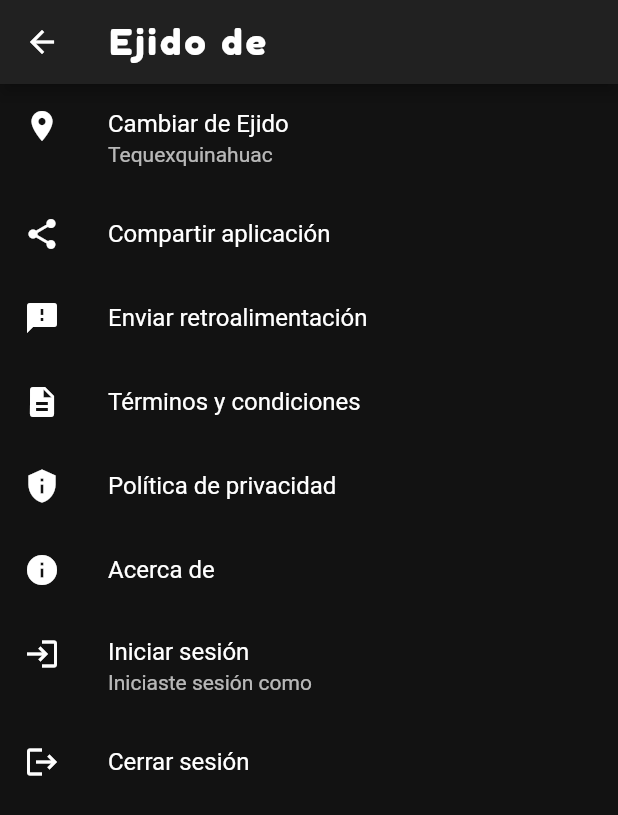
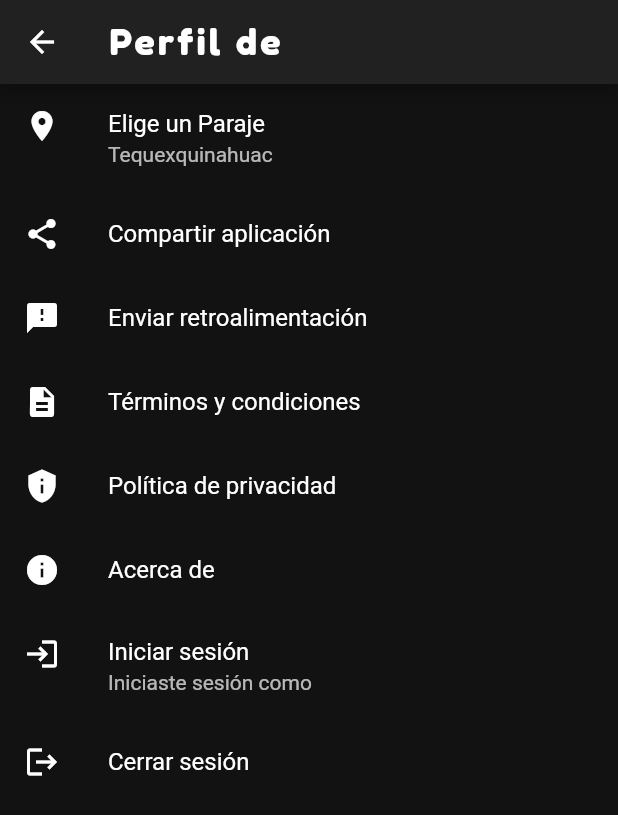
Before and after one commit to Jack55913/TlalocApp, a Flutter app: the ConfigureScreen screen opened directly, on a phone screen of 412 x 824 dp. Shown: the top 815 px of the screen. Run offline on Flutter 3.47's test engine with Material 2 defaults, Android fonts, the phone set to English and light mode, and no system bars; our stand-ins replace animated_splash_screen, auto_size_text, cached_network_image, cloud_firestore, concentric_transition, connectivity_plus and 13 more; missing offline and left inert: mobile_scanner; accounts and stored records are empty; statements that could not run were skipped.

Commit message:
08/07/2022

```diff
--- a/tlaloc/lib/models/app_state.dart
+++ b/tlaloc/lib/models/app_state.dart
@@ -38,7 +38,7 @@ class Measurement {
 }
 
 class AppState extends ChangeNotifier {
-  String ejido = 'Tequexquinahuac';
+  String paraje = 'Tequexquinahuac';
   bool loading = true;
   final db = FirebaseFirestore.instance;
 
@@ -50,23 +50,23 @@ class AppState extends ChangeNotifier {
     loading = true;
     notifyListeners();
     final prefs = await SharedPreferences.getInstance();
-    ejido = prefs.getString('ejido')!;
+    paraje = prefs.getString('paraje')!;
     loading = false;
     notifyListeners();
   }
 
-  Future<void> changeEjido(String newEjido) async {
-    ejido = newEjido;
+  Future<void> changeParaje(String newParaje) async {
+    paraje = newParaje;
     notifyListeners();
     final prefs = await SharedPreferences.getInstance();
-    prefs.setString('ejido', newEjido);
+    prefs.setString('paraje', newParaje);
     prefs.setBool('hasFinishedOnboarding', true);
   }
 
   /// No voy a convertir esto en una clase para que te dé flexibilidad de guardar
   /// lo que quieras en el mismo JSON
-  Future<Map<String, dynamic>> getCurrentEjidoData() async {
-    var ref = db.collection('ejidos').doc(ejido);
+  Future<Map<String, dynamic>> getCurrentParajeData() async {
+    var ref = db.collection('parajes').doc(paraje);
     var snapshot = await ref.get();
     return snapshot.data() ?? {};
   }
@@ -109,7 +109,7 @@ class AppState extends ChangeNotifier {
 
   Future<void> addMeasurement(
       {required num precipitation, required DateTime time, File? image}) async {
-    db.collection('ejidos').doc(ejido).collection('measurements').add(
+    db.collection('parajes').doc(paraje).collection('measurements').add(
           await _getMeasurementJson(
             precipitation: precipitation,
             time: time,
@@ -132,8 +132,8 @@ class AppState extends ChangeNotifier {
 
   Future<List<Measurement>> getMeasurements() async {
     var event = await db
-        .collection('ejidos')
-        .doc(ejido)
+        .collection('parajes')
+        .doc(paraje)
         .collection('measurements')
         .get();
     return _getListOfMeasurementsFromDocs(event.docs);
@@ -146,8 +146,8 @@ class AppState extends ChangeNotifier {
 
   Stream<QuerySnapshot<Map<String, dynamic>>> getMeasurementsStream() {
     return db
-        .collection('ejidos')
-        .doc(ejido)
+        .collection('parajes')
+        .doc(paraje)
         .collection('measurements')
         .snapshots();
   }
@@ -162,8 +162,8 @@ class AppState extends ChangeNotifier {
     String? oldImage,
   }) async {
     await db
-        .collection('ejidos')
-        .doc(ejido)
+        .collection('parajes')
+        .doc(paraje)
         .collection('measurements')
         .doc(id)
         .update(
@@ -178,8 +178,8 @@ class AppState extends ChangeNotifier {
 
   Future<void> deleteMeasurement({required String id}) async {
     await db
-        .collection('ejidos')
-        .doc(ejido)
+        .collection('parajes')
+        .doc(paraje)
         .collection('measurements')
         .doc(id)
         .delete();
--- a/tlaloc/lib/models/constants.dart
+++ b/tlaloc/lib/models/constants.dart
@@ -1,17 +1,18 @@
 import 'package:flutter/material.dart';
 
-/// Para agregar o quitar ejidos, basta con cambiar esta variable
-/// TODO: poner el número de hectáreas.
-Map<String, num> ejidos = {
-  'Tequexquinahuac': 1200,
-  'San Dieguito Xuhimanca': 99999,
-  'San Pablo Ixayoc': 99999,
-  'San Juan Totolapan': 99999,
-  'San Miguel Tlaixpan': 99999,
-  'Nativitas': 99999,
+/// Para agregar o quitar parajes, basta con cambiar esta variable
+Map<String, String> parajes = {
+  'El Venturero': 'Nativitas',
+  'El Jardín': 'Nativitas',
+  'Cabaña': 'San Pablo Ixayoc',
+  'Cruz de Zacatenco': 'San Dieguito',
+  'Canoas altas': 'Tequexquinahuac',
+  'Los Manantiales': 'Tequexquinahuac',
+  'Terreno de Don Domingo': 'Santa Catarina del Monte',
+  'Agua de Chiqueros': 'Santa Catarina del Monte',
 };
 
-final dateLongAgo = DateTime(2000, 1, 1);
+final dateLongAgo = DateTime(2022, 1, 1);
 final dateInALongTime = DateTime(3000, 12, 31);
 
 String appName = 'Tláloc App';
--- a/tlaloc/lib/models/home_widget_classes.dart
+++ b/tlaloc/lib/models/home_widget_classes.dart
@@ -121,7 +121,7 @@ class DynamicTlalocMap extends StatelessWidget {
             )),
         Consumer<AppState>(
           builder: (context, state, child) => AutoSizeText(
-            state.ejido,
+            state.paraje,
             style: TextStyle(
               // color: Colors.white,
               fontFamily: 'FredokaOne',
@@ -141,13 +141,13 @@ class DynamicTlalocMap extends StatelessWidget {
         SizedBox(height: 10),
         Consumer<AppState>(
           builder: (context, state, _) => FutureBuilder<Map<String, dynamic>>(
-            future: state.getCurrentEjidoData(),
+            future: state.getCurrentParajeData(),
             builder: (context, snapshot) {
               late String text;
               if (snapshot.hasError) {
                 text = snapshot.error.toString();
               } else if (snapshot.hasData) {
-                /// EMILIO: Así puedes guardar cualquier otro dato sobre el ejido, solo
+                /// Así puedes guardar cualquier otro dato sobre el paraje, solo
                 /// tienes que cambair 'descripcion' por el campo que tu quieras.
                 /// Lo editas en https://console.firebase.google.com/u/0/project/tlaloc-3c65c/firestore/data/
                 text = snapshot.data?['descripcion'] ??
--- a/tlaloc/lib/onboarding/common_select.dart
+++ b/tlaloc/lib/onboarding/common_select.dart
@@ -1,7 +1,6 @@
 // ignore_for_file: prefer_const_constructors, prefer_const_literals_to_create_immutables
 
 import 'dart:math';
-
 import 'package:auto_size_text/auto_size_text.dart';
 import 'package:flutter/material.dart';
 import 'package:mobile_scanner/mobile_scanner.dart';
@@ -24,17 +23,19 @@ class CommonSelectPage extends StatelessWidget {
             child: Center(
               child: Column(
                 children: [
-                  Text(
-                    'Selecciona un Pluviómetro',
+                  Center(
+                    child: Text(
+                      '¿Qué pluviómetro estás observando?',
                       style: TextStyle(
                           fontSize: 32,
                           fontWeight: FontWeight.bold,
                           fontFamily: 'FredokaOne',
                           color: Colors.white),
                     ),
+                  ),
                   SizedBox(height: 16),
                   Text(
-                    '¿Qué pluviómetro estás observando?',
+                    'Selecciona el Pluviómetro automáticamente',
                     style: TextStyle(
                         fontSize: 18,
                         // fontWeight: FontWeight.bold,
@@ -44,22 +45,24 @@ class CommonSelectPage extends StatelessWidget {
                   SizedBox(height: 16),
                   Flex(
                     direction: Axis.vertical,
+
                     children: [
                       QrSelectWidget(),
                       Text(
-                    'Selecciona un Pluviómetro manualmente',
+                        'Selecciona el Pluviómetro manualmente',
                         style: TextStyle(
-                        fontSize: 32,
-                        fontWeight: FontWeight.bold,
-                        fontFamily: 'FredokaOne',
+                            fontSize: 18,
+                            // fontWeight: FontWeight.bold,
+                            fontFamily: 'poppins',
                             color: Colors.white),
                       ),
                       SizedBox(height: 16),
-                      /// Para agregar o quitar ejidos: constants.dart
-                      for (var ejido in ejidos.entries)
+
+                      /// Para agregar o quitar parajes: constants.dart
+                      for (var paraje in parajes.entries)
                         CommonSelectWidget(
-                          ejido: ejido.key,
-                          hectareas: ejido.value,
+                          paraje: paraje.key,
+                          ejido: paraje.value,
                         ),
                     ],
                   ),
@@ -81,11 +84,11 @@ void _goHome(BuildContext context) {
 }
 
 class CommonSelectWidget extends StatelessWidget {
+  final String paraje;
   final String ejido;
-  final num hectareas;
 
   const CommonSelectWidget(
-      {Key? key, required this.ejido, required this.hectareas})
+      {Key? key, required this.paraje, required this.ejido})
       : super(key: key);
 
   @override
@@ -96,7 +99,7 @@ class CommonSelectWidget extends StatelessWidget {
         onTap: () async {
           _goHome(context);
           final state = Provider.of<AppState>(context, listen: false);
-          state.changeEjido(ejido);
+          state.changeParaje(paraje);
         },
         child: Container(
           width: MediaQuery.of(context).size.width * 0.7,
@@ -115,7 +118,7 @@ class CommonSelectWidget extends StatelessWidget {
                   child: Padding(
                     padding: EdgeInsets.all(16),
                     child: AutoSizeText(
-                      ejido.split(' ').map((e) => e[0]).join(),
+                      paraje.split(' ').map((e) => e[0]).join(),
                       style: TextStyle(
                         color: Colors.white,
                         fontFamily: 'FredokaOne',
@@ -126,7 +129,7 @@ class CommonSelectWidget extends StatelessWidget {
                 ),
                 SizedBox(height: 5),
                 Text(
-                  ejido,
+                  paraje,
                   style: TextStyle(
                     fontSize: 24,
                     color: Colors.black,
@@ -135,9 +138,9 @@ class CommonSelectWidget extends StatelessWidget {
                 ),
                 SizedBox(height: 10),
                 Text(
-                  '$hectareas Ha',
+                  'Ejido de $ejido',
                   style: TextStyle(
-                    fontSize: 16,
+                    fontSize: 14,
                     color: Colors.black,
                     fontFamily: 'poppins',
                   ),
@@ -179,23 +182,25 @@ class QrSelectWidget extends StatelessWidget {
             },
           );
           if (qrResult != null) {
-            String? ejido;
+            String? paraje;
             if (qrResult.contains('tlaloc.web.app')) {
-              ejido = qrResult
+              paraje = qrResult
                   .split('/')
                   .last
                   .replaceAll('_', ' ')
                   .replaceAll('%20', ' ');
             }
-            if (ejido == null || ejido == '' || !ejidos.containsKey(ejido)) {
+            if (paraje == null ||
+                paraje == '' ||
+                !parajes.containsKey(paraje)) {
               showDialog(
                 context: context,
                 builder: (context) => AlertDialog(
                   title: Text('El código QR no es válido.'),
-                  content: (ejido == null || ejido == '')
+                  content: (paraje == null || paraje == '')
                       ? null
                       : Text(
-                          'Tlaloc App no se encuentra disponible en tu ejido "$ejido".'),
+                          'Tlaloc App no se encuentra disponible en tu paraje "$paraje".'),
                   actions: [
                     TextButton(
                       child: Text('De acuerdo'),
@@ -208,7 +213,7 @@ class QrSelectWidget extends StatelessWidget {
             } else {
               _goHome(context);
               final state = Provider.of<AppState>(context, listen: false);
-              state.changeEjido(ejido);
+              state.changeParaje(paraje);
             }
           } else {
             showDialog(
@@ -216,7 +221,7 @@ class QrSelectWidget extends StatelessWidget {
               builder: (context) => AlertDialog(
                 title: Text('No escaneaste ningún código QR'),
                 content:
-                    Text('Intenta de nuevo o selecciona tu ejido manualmente'),
+                    Text('Intenta de nuevo o selecciona tu paraje manualmente'),
                 actions: [
                   TextButton(
                     child: Text('De acuerdo'),
--- a/tlaloc/lib/page/data.dart
+++ b/tlaloc/lib/page/data.dart
@@ -160,7 +160,7 @@ class DataWidgetView extends StatelessWidget {
                 SizedBox(height: 5),
                 Consumer<AppState>(
                   builder: (context, state, child) => Text(
-                    state.ejido,
+                    state.paraje,
                     style: TextStyle(
                       fontSize: 14,
                       fontFamily: 'poppins',
--- a/tlaloc/lib/page/graphscreen.dart
+++ b/tlaloc/lib/page/graphscreen.dart
@@ -70,7 +70,7 @@ class _GraphsScreenState extends State<GraphsScreen> {
       child: Scaffold(
         appBar: AppBar(
           title: const AutoSizeText(
-            'Gráfica',
+            'Gráficas y estadísticas',
             style: TextStyle(
               fontFamily: 'FredokaOne',
               fontSize: 24,
--- a/tlaloc/lib/page/modify_registration.dart
+++ b/tlaloc/lib/page/modify_registration.dart
@@ -116,7 +116,7 @@ class ModifyRegistration extends StatelessWidget {
                 SizedBox(height: 15),
                 Consumer<AppState>(
                   builder: (context, state, child) {
-                    return _buildDataModify('Ejido:', state.ejido);
+                    return _buildDataModify('Paraje:', state.paraje);
                   },
                 ),
                 if (measurement.imageUrl != null) ...[
--- a/tlaloc/lib/screens/home.dart
+++ b/tlaloc/lib/screens/home.dart
@@ -78,7 +78,7 @@ class InfoButton extends StatelessWidget {
         builder: (BuildContext context) => AlertDialog(
           title: Text('Registra datos de lluvia'),
           content: Text(
-              'Colabora con Tláloc App, en la obtención de datos para analizar los patrones de lluviaen el monte Tláloc. Tendremos tres campañas de monitoreo en los siguientes periodos: del 15 de Julio al 15 de Septiembre, del 21 de Octubre al 10 de Diciembre y del 4 de marzo al 29 de Abril'),
+              'Colabora con Tláloc App, en la obtención de datos para analizar los patrones de lluvia en el monte Tláloc. Tendremos tres campañas de monitoreo en los siguientes periodos: del 15 de Julio al 15 de Septiembre, del 21 de Octubre al 10 de Diciembre y del 4 de marzo al 29 de Abril'),
           actions: <Widget>[
             TextButton(
               onPressed: () => Navigator.pop(context, 'Siguiente'),
--- a/tlaloc/lib/screens/politics.dart
+++ b/tlaloc/lib/screens/politics.dart
@@ -12,8 +12,8 @@ const String _markdownData = """
 
 Los sitios web de Tláloc (\"Sitios web\") y las aplicaciones
 móviles (\"Aplicaciones\") y los servicios relacionados (junto con los
-Sitios web, el \"Servicio\") son operados por PROYECTO Tláloc
-(\"Tláloc\", \"Tláloc\" o \"nosotros\"). El acceso y uso del
+Sitios web, el \"Servicio\") son operados por PROYECTO Ciencia Ciudadana para el Monitoreo de Lluvia y
+(\"Tláloc App\", \"TlálocApp\" o \"nosotros\"). El acceso y uso del
 Servicio está sujeto a los siguientes Términos y Condiciones del
 Servicio (\"Términos y Condiciones\"). Al acceder o utilizar cualquier
 parte del Servicio, usted declara que ha leído, entendido y acepta estar
@@ -51,7 +51,7 @@ proporcionar información precisa, actual y completa sobre usted y/o su
 organización según lo solicitado por Tláloc; (ii) para mantener
 la confidencialidad de su contraseña y otra información relacionada con
 la seguridad de su cuenta; (iii) mantener y actualizar de inmediato
-cualquier información de registro que proporcione a Tláloc,
+cualquier información de registro que proporcione a Tláloc App,
 para mantener dicha información precisa, actualizada y completa; y (iv)
 ser totalmente responsable de todo el uso de su cuenta y de cualquier
 acción que tenga lugar a través de su cuenta.
--- a/tlaloc/lib/screens/settings.dart
+++ b/tlaloc/lib/screens/settings.dart
@@ -33,7 +33,7 @@ class _ConfigureScreenState extends State<ConfigureScreen> {
               String name =
                   signIn.user?.displayName?.split(' ')[0] ?? 'Incógnito';
               return Text(
-                'Ejido de $name',
+                'Perfil de $name',
                 style: TextStyle(
                   color: Colors.white,
                   fontFamily: 'FredokaOne',
@@ -50,8 +50,8 @@ class _ConfigureScreenState extends State<ConfigureScreen> {
               children: <Widget>[
                 ListTile(
                   leading: Icon(Icons.place),
-                  title: Text('Cambiar de Ejido'),
-                  subtitle: Text(Provider.of<AppState>(context).ejido),
+                  title: Text('Elige un Paraje'),
+                  subtitle: Text(Provider.of<AppState>(context).paraje),
                   onTap: () {
                     Navigator.push(
                       context,
```
Also changed, not shown: tlaloc/lib/onboarding/onbording.dart (+14 -14 lines), tlaloc/lib/onboarding/sign_in.dart (+36 -11 lines), tlaloc/lib/page/add.dart (+73 -49 lines), tlaloc/lib/page/date.dart (+5 -5 lines), tlaloc/lib/page/home.dart (+10 -10 lines), tlaloc/lib/screens/privacy.dart (+3 -11 lines), tlaloc/lib/widgets/button_widget.dart (+4 -5 lines), tlaloc/assets/images/img-1-4.png (added), tlaloc/assets/images/img-4.png (added), tlaloc/assets/images/img1.png (added). Lines whose indentation alone changed are shown as unchanged.
